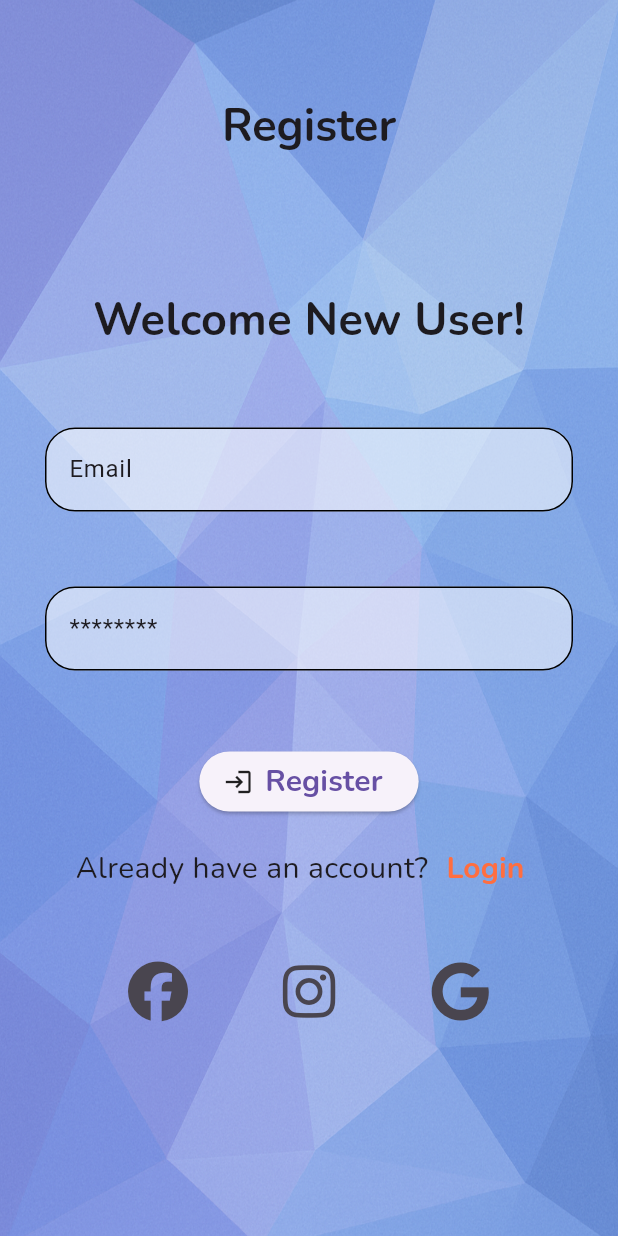
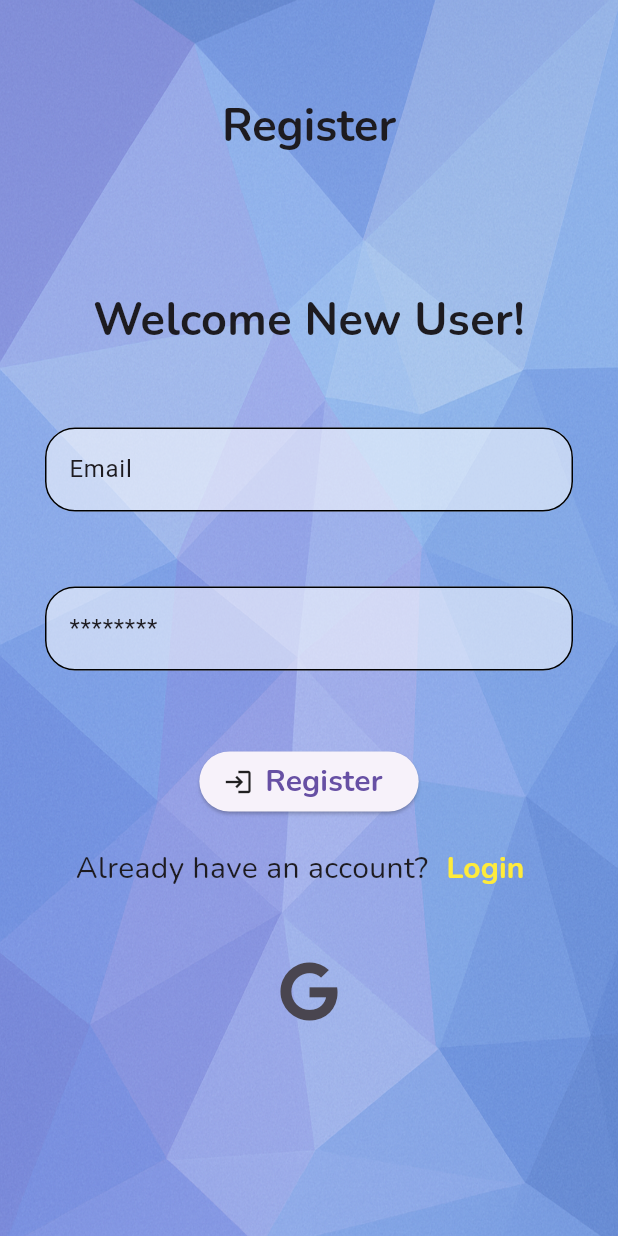
Before and after one commit to SanjiKun-Santhosh/flash_math, a Flutter app: the screen it shows after launch, after a tap on "Login", after a tap on "Register", on a phone screen of 412 x 824 dp. Run offline on Flutter 3.47's test engine with Material 3 defaults, Android fonts, the phone set to English and light mode, and no system bars; our stand-ins replace animated_text_kit, cloud_firestore, confetti, firebase_auth, firebase_core, flutter_spinkit and 5 more; accounts and stored records are empty; network calls fail.

Commit message:
Updated levels for each game

```diff
--- a/lib/games/game_generator.dart
+++ b/lib/games/game_generator.dart
@@ -263,20 +263,24 @@ class _GameGeneratorState extends State<GameGenerator> {
         _levelIndex <= 5 &&
         widget.levelType != practiceLevel) {
       setState(() {
-        final Map<String, bool> updatedGameData = Map.of(_selectedGameRecord.gameData);
-        updatedGameData[levelListKeys.elementAt(_levelIndex)] =
-            true;
-        _selectedGameRecord.gameData=updatedGameData;
+        final Map<String, bool> updatedGameData = Map.of(
+          _selectedGameRecord.gameData,
+        );
+        updatedGameData[levelListKeys.elementAt(_levelIndex)] = true;
+        _selectedGameRecord.gameData = updatedGameData;
         _levelUp(_levelIndex);
       });
       _stopProgress();
+      if (_levelIndex <= 5) {
         String? result = await CustomSheets().showLevelUp(
           context,
           _levelIndex.toString(),
         );
+
         if (result == "exit") {
           _handleWrongAnswer(gameMessage: GameOutputTexts.onFire);
           return;
+        }
       }
     }
     if (!mounted) return;
--- a/lib/screens/login.dart
+++ b/lib/screens/login.dart
@@ -1,3 +1,4 @@
+import 'package:animated_text_kit/animated_text_kit.dart';
 import 'package:flash_math/screens/custom_sheets.dart';
 import 'package:flash_math/screens/loading.dart';
 import 'package:flash_math/services/auth.dart';
@@ -14,7 +15,9 @@ class Login extends StatefulWidget {
   State<Login> createState() => _LoginState();
 }
 
-class _LoginState extends State<Login> {
+class _LoginState extends State<Login> with SingleTickerProviderStateMixin {
+  late AnimationController _animationController;
+  late Animation<double> _animation;
   final Auth _auth = Auth();
   final formKey = GlobalKey<FormState>();
   String _currentEmail = "";
@@ -27,7 +30,22 @@ class _LoginState extends State<Login> {
   @override
   void initState() {
     _auth.attemptSilentSignIn();
+
+    _animationController = AnimationController(
+      vsync: this,
+      duration: const Duration(milliseconds: 500),
+    )..repeat(reverse: true);
+    _animation = Tween<double>(
+      begin: 0.2,
+      end: 1.0,
+    ).animate(_animationController);
     super.initState();
+  }
+
+  @override
+  void dispose() {
+    _animationController.dispose();
+    super.dispose();
   }
 
   @override
@@ -38,20 +56,35 @@ class _LoginState extends State<Login> {
             backgroundColor: Colors.transparent,
             appBar: AppBar(
               actionsPadding: EdgeInsets.all(10),
-              title: Text(
-                "Flash Math",
-                softWrap: true,
-                style: TextStyle(
-                  fontFamily: CustomFontStyle().primaryFont,
-                  fontWeight: FontWeight.bold,
-                  fontSize: 30,
-                ),
+              title: Row(
+                mainAxisAlignment: MainAxisAlignment.center,
+                children: [
+                  FadeTransition(
+                    opacity: _animation,
+                    child: Icon(
+                      Icons.flash_on_outlined,
+                      color: Colors.amber,
+                      size: 40,
+                      weight: 20,
+                    ),
+                  ),
+                  AnimatedTextKit(
+                    animatedTexts: [
+                      TyperAnimatedText(
+                        "Flash Math",
+                        curve: Curves.bounceInOut,
+                        textStyle: TextStyle(
+                          fontFamily: CustomFontStyle().primaryFont,
+                          fontWeight: FontWeight.bold,
+                          fontSize: 40,
+                        ),
+                      ),
+                    ],
+                  ),
+                ],
               ),
               centerTitle: true,
               backgroundColor: Colors.transparent,
-              shape: RoundedRectangleBorder(
-                borderRadius: BorderRadius.circular(30),
-              ),
             ),
             body: SingleChildScrollView(
               child: Container(
@@ -71,7 +104,7 @@ class _LoginState extends State<Login> {
                           fontWeight: FontWeight.bold,
                         ),
                       ),
-                      SizedBox(height: 50),
+                      const SizedBox(height: 50),
                       TextFormField(
                         onChanged: (val) {
                           setState(() {
@@ -95,7 +128,7 @@ class _LoginState extends State<Login> {
                           hintText: "Email",
                         ),
                       ),
-                      SizedBox(height: 50),
+                      const SizedBox(height: 50),
                       TextFormField(
                         obscureText: true,
                         obscuringCharacter: "*",
@@ -119,7 +152,7 @@ class _LoginState extends State<Login> {
                           hintText: "Password",
                         ),
                       ),
-                      SizedBox(height: 50),
+                      const SizedBox(height: 50),
                       ElevatedButton.icon(
                         onPressed: () async {
                           if (formKey.currentState!.validate()) {
@@ -150,6 +183,7 @@ class _LoginState extends State<Login> {
                           textAlign: TextAlign.center,
                           style: TextStyle(
                             fontSize: 20,
+                            fontWeight: FontWeight.bold,
                             fontFamily: CustomFontStyle().primaryFont,
                           ),
                         ),
@@ -159,7 +193,7 @@ class _LoginState extends State<Login> {
                           size: 20,
                         ),
                       ),
-                      SizedBox(height: 10),
+                      const SizedBox(height: 10),
                       TextButton(
                         onPressed: () {
                           setState(() {
@@ -177,9 +211,9 @@ class _LoginState extends State<Login> {
                             }
                           });
                         },
-                        child: Text("Try the game as GUEST"),
+                        child: const Text("Try the game as GUEST"),
                       ),
-                      SizedBox(height: 10),
+                     const SizedBox(height: 10),
                       Row(
                         mainAxisAlignment: MainAxisAlignment.center,
                         children: [
@@ -199,7 +233,7 @@ class _LoginState extends State<Login> {
                             child: Text(
                               "Register",
                               style: TextStyle(
-                                color: Colors.deepOrangeAccent,
+                                color: Colors.yellow,
                                 fontSize: 20,
                                 fontFamily: CustomFontStyle().primaryFont,
                                 fontWeight: FontWeight.bold,
@@ -208,25 +242,25 @@ class _LoginState extends State<Login> {
                           ),
                         ],
                       ),
-                      SizedBox(height: 30),
+                    const  SizedBox(height: 30),
 
                       Row(
                         mainAxisAlignment: MainAxisAlignment.spaceEvenly,
                         children: <Widget>[
-                          IconButton(
-                            onPressed: () {
-                              // TODO: Implement Facebook login
-                            },
-                            icon: FaIcon(FontAwesomeIcons.facebook),
-                            iconSize: 40,
-                          ),
-                          IconButton(
-                            onPressed: () {
-                              // TODO: Implement Instagram login
-                            },
-                            icon: FaIcon(FontAwesomeIcons.instagram),
-                            iconSize: 40,
-                          ),
+                          // IconButton(
+                          //   onPressed: () {
+                          //     // TODO: Implement Facebook login
+                          //   },
+                          //   icon: FaIcon(FontAwesomeIcons.facebook),
+                          //   iconSize: 40,
+                          // ),
+                          // IconButton(
+                          //   onPressed: () {
+                          //     // TODO: Implement Instagram login
+                          //   },
+                          //   icon: FaIcon(FontAwesomeIcons.instagram),
+                          //   iconSize: 40,
+                          // ),
                           IconButton(
                             onPressed: () async {
                               setState(() {
@@ -249,7 +283,7 @@ class _LoginState extends State<Login> {
                           ),
                         ],
                       ),
-                      SizedBox(height: 20),
+                     const SizedBox(height: 20),
                     ],
                   ),
                 ),
--- a/lib/screens/register.dart
+++ b/lib/screens/register.dart
@@ -54,7 +54,7 @@ class _RegisterState extends State<Register> {
                   child: Column(
                     crossAxisAlignment: CrossAxisAlignment.center,
                     children: [
-                      SizedBox(height: 50),
+                     const SizedBox(height: 50),
                       Text(
                         textAlign: TextAlign.center,
                         "Welcome New User!",
@@ -64,7 +64,7 @@ class _RegisterState extends State<Register> {
                           fontWeight: FontWeight.bold,
                         ),
                       ),
-                      SizedBox(height: 50),
+                      const SizedBox(height: 50),
                       TextFormField(
                         initialValue: "Email",
                         onChanged: (val) {
@@ -88,7 +88,7 @@ class _RegisterState extends State<Register> {
                         decoration: AppDecoration().textDecoration,
                       ),
 
-                      SizedBox(height: 50),
+                      const SizedBox(height: 50),
                       TextFormField(
                         initialValue: "Password",
                         obscureText: true,
@@ -111,7 +111,7 @@ class _RegisterState extends State<Register> {
                         },
                         decoration: AppDecoration().textDecoration,
                       ),
-                      SizedBox(height: 50),
+                      const SizedBox(height: 50),
                       ElevatedButton.icon(
                         onPressed: () async {
                           if (formKey.currentState!.validate()) {
@@ -151,7 +151,7 @@ class _RegisterState extends State<Register> {
                           size: 20,
                         ),
                       ),
-                      SizedBox(height: 10),
+                      const SizedBox(height: 10),
                       Row(
                         mainAxisAlignment: MainAxisAlignment.center,
                         children: [
@@ -171,7 +171,7 @@ class _RegisterState extends State<Register> {
                             child: Text(
                               "Login",
                               style: TextStyle(
-                                color: Colors.deepOrangeAccent,
+                                color: Colors.yellow,
                                 fontSize: 20,
                                 fontFamily: CustomFontStyle().primaryFont,
                                 fontWeight: FontWeight.bold,
@@ -180,21 +180,21 @@ class _RegisterState extends State<Register> {
                           ),
                         ],
                       ),
-                      SizedBox(height: 30),
+                      const SizedBox(height: 30),
 
                       Row(
                         mainAxisAlignment: MainAxisAlignment.spaceEvenly,
                         children: <Widget>[
-                          IconButton(
-                            onPressed: () {},
-                            icon: FaIcon(FontAwesomeIcons.facebook),
-                            iconSize: 40,
-                          ),
-                          IconButton(
-                            onPressed: () {},
-                            icon: FaIcon(FontAwesomeIcons.instagram),
-                            iconSize: 40,
-                          ),
+                          // IconButton(
+                          //   onPressed: () {},
+                          //   icon: FaIcon(FontAwesomeIcons.facebook),
+                          //   iconSize: 40,
+                          // ),
+                          // IconButton(
+                          //   onPressed: () {},
+                          //   icon: FaIcon(FontAwesomeIcons.instagram),
+                          //   iconSize: 40,
+                          // ),
                           IconButton(
                             onPressed: () async {
                               setState(() {
```
Lines whose indentation alone changed are shown as unchanged.
